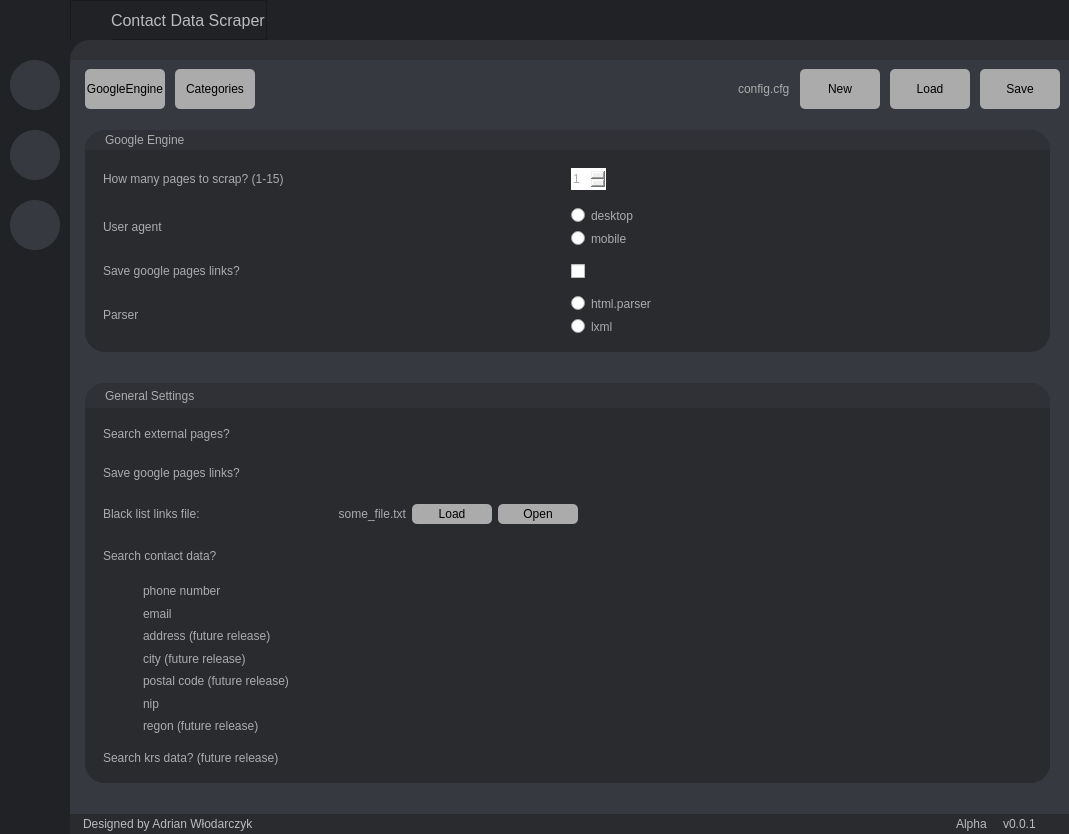
This is ui_main.ui in xandis520/ContactDataScraper as Qt 5 draws it before an edit. The edited form follows.
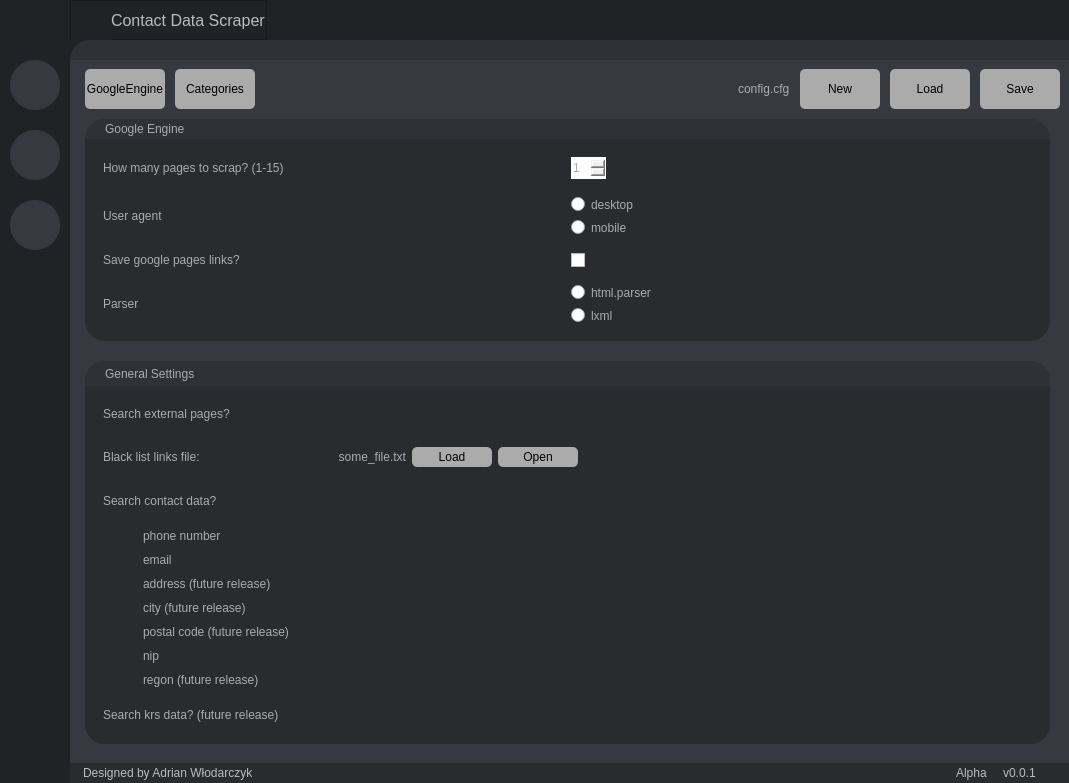
This is the edited form. The open tabs and pages were chosen to show the change. Icons and pictures are not drawn.

Commit message: added search pages functionality to ui

The edit to the form file:
```diff
--- a/ui_main.ui
+++ b/ui_main.ui
@@ -7,7 +7,7 @@
     <x>0</x>
     <y>0</y>
     <width>1069</width>
-    <height>834</height>
+    <height>783</height>
    </rect>
   </property>
   <property name="windowTitle">
@@ -1244,7 +1244,7 @@
                             <x>0</x>
                             <y>0</y>
                             <width>975</width>
-                            <height>696</height>
+                            <height>645</height>
                            </rect>
                           </property>
                           <layout class="QVBoxLayout" name="verticalLayout_12">
@@ -1864,38 +1864,6 @@
                                       </layout>
                                      </widget>
                                     </item>
-                                    <item alignment="Qt::AlignLeft">
-                                     <widget class="QFrame" name="frame_save_google_pages">
-                                      <property name="sizePolicy">
-                                       <sizepolicy hsizetype="Preferred" vsizetype="Fixed">
-                                        <horstretch>0</horstretch>
-                                        <verstretch>0</verstretch>
-                                       </sizepolicy>
-                                      </property>
-                                      <property name="frameShape">
-                                       <enum>QFrame::NoFrame</enum>
-                                      </property>
-                                      <property name="frameShadow">
-                                       <enum>QFrame::Raised</enum>
-                                      </property>
-                                      <layout class="QHBoxLayout" name="horizontalLayout_21">
-                                       <item>
-                                        <widget class="QLabel" name="label_save_google_pages">
-                                         <property name="text">
-                                          <string>Save google pages links?</string>
-                                         </property>
-                                        </widget>
-                                       </item>
-                                       <item>
-                                        <widget class="QCheckBox" name="check_save_google_pages">
-                                         <property name="text">
-                                          <string/>
-                                         </property>
-                                        </widget>
-                                       </item>
-                                      </layout>
-                                     </widget>
-                                    </item>
                                     <item alignment="Qt::AlignLeft">
                                      <widget class="QFrame" name="frame_black_list">
                                       <property name="sizePolicy">
```
Left out of the diff: 2 changed lines with no effect on the pictures. The commit also changes 6 other files.
